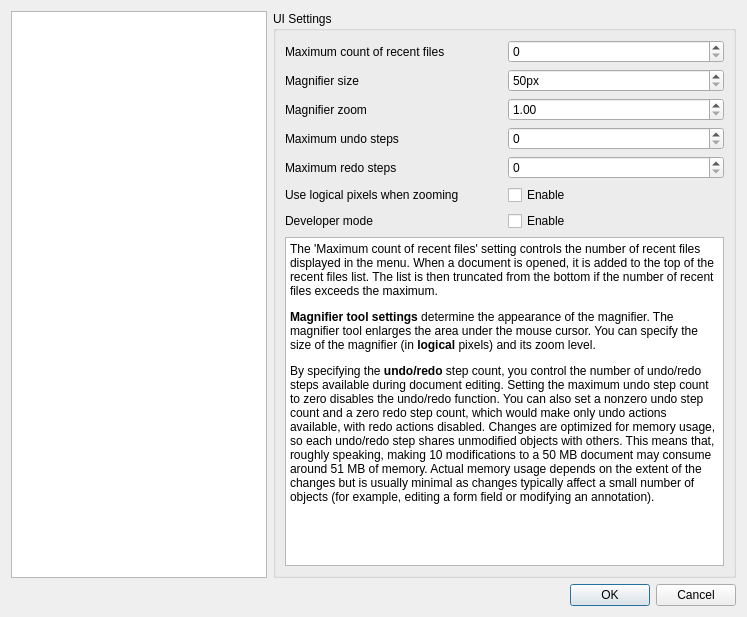
Qt form Pdf4QtLibGui/pdfviewersettingsdialog.ui (studio-berry/loop) before a commit.
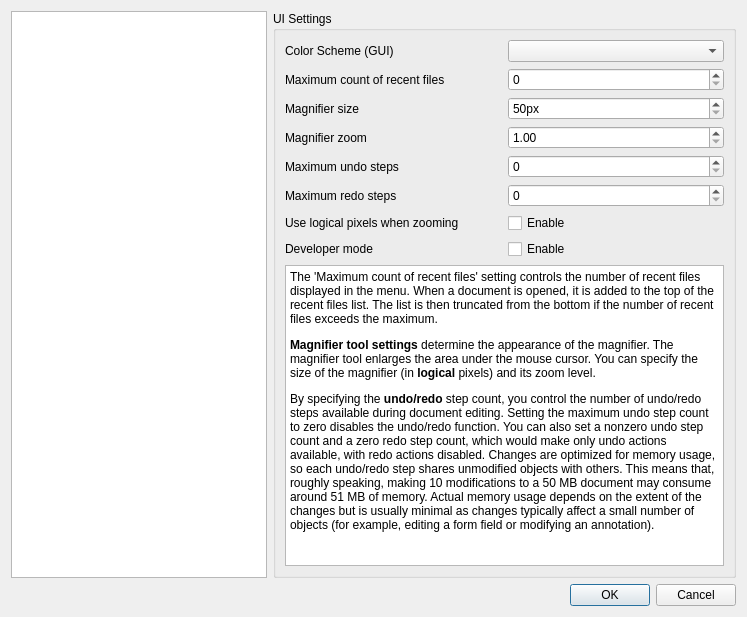
The same form after that commit. The open tabs and pages were chosen to show the change.

Commit message: Issue #257: Force light mode (or dark mode)

```diff
--- a/Pdf4QtLibGui/pdfviewersettingsdialog.ui
+++ b/Pdf4QtLibGui/pdfviewersettingsdialog.ui
@@ -928,76 +928,45 @@
            <layout class="QVBoxLayout" name="verticalLayout_4" stretch="0,1">
             <item>
              <layout class="QGridLayout" name="uiGroupBoxLayout">
-              <item row="0" column="0">
-               <widget class="QLabel" name="maximumRecentFileCountLabel">
-                <property name="text">
-                 <string>Maximum count of recent files</string>
-                </property>
-               </widget>
-              </item>
-              <item row="1" column="0">
-               <widget class="QLabel" name="magnifierSizeLabel">
-                <property name="text">
-                 <string>Magnifier size</string>
-                </property>
-               </widget>
-              </item>
-              <item row="0" column="1">
+              <item row="1" column="1">
                <widget class="QSpinBox" name="maximumRecentFileCountEdit"/>
               </item>
-              <item row="3" column="1">
-               <widget class="QSpinBox" name="maximumUndoStepsEdit">
-                <property name="maximum">
-                 <number>20</number>
-                </property>
-               </widget>
-              </item>
-              <item row="3" column="0">
-               <widget class="QLabel" name="maximumUndoStepsLabel">
+              <item row="7" column="1">
+               <widget class="QCheckBox" name="developerModeCheckBox">
                 <property name="text">
-                 <string>Maximum undo steps</string>
+                 <string>Enable</string>
                 </property>
                </widget>
               </item>
-              <item row="4" column="1">
-               <widget class="QSpinBox" name="maximumRedoStepsEdit">
-                <property name="maximum">
-                 <number>20</number>
-                </property>
-               </widget>
-              </item>
-              <item row="2" column="1">
-               <widget class="QDoubleSpinBox" name="magnifierZoomEdit">
-                <property name="minimum">
-                 <double>1.000000000000000</double>
-                </property>
-                <property name="maximum">
-                 <double>10.000000000000000</double>
-                </property>
-               </widget>
-              </item>
-              <item row="4" column="0">
+              <item row="5" column="0">
                <widget class="QLabel" name="maximumRedoStepsLabel">
                 <property name="text">
                  <string>Maximum redo steps</string>
                 </property>
                </widget>
               </item>
+              <item row="2" column="0">
+               <widget class="QLabel" name="magnifierSizeLabel">
+                <property name="text">
+                 <string>Magnifier size</string>
+                </property>
+               </widget>
+              </item>
+              <item row="6" column="0">
+               <widget class="QLabel" name="logicalPixelZoomLabel">
+                <property name="text">
+                 <string>Use logical pixels when zooming</string>
+                </property>
+               </widget>
+              </item>
               <item row="6" column="1">
-               <widget class="QCheckBox" name="developerModeCheckBox">
+               <widget class="QCheckBox" name="logicalPixelZoomCheckBox">
                 <property name="text">
                  <string>Enable</string>
                 </property>
                </widget>
               </item>
-              <item row="6" column="0">
-               <widget class="QLabel" name="developerModeLabel">
-                <property name="text">
-                 <string>Developer mode</string>
-                </property>
-               </widget>
-              </item>
-              <item row="1" column="1">
+              <item row="2" column="1">
                <widget class="QSpinBox" name="magnifierSizeEdit">
                 <property name="suffix">
                  <string>px</string>
@@ -1010,7 +979,31 @@
                 </property>
                </widget>
               </item>
-              <item row="2" column="0">
+              <item row="3" column="1">
+               <widget class="QDoubleSpinBox" name="magnifierZoomEdit">
+                <property name="minimum">
+                 <double>1.000000000000000</double>
+                </property>
+                <property name="maximum">
+                 <double>10.000000000000000</double>
+                </property>
+               </widget>
+              </item>
+              <item row="4" column="1">
+               <widget class="QSpinBox" name="maximumUndoStepsEdit">
+                <property name="maximum">
+                 <number>20</number>
+                </property>
+               </widget>
+              </item>
+              <item row="4" column="0">
+               <widget class="QLabel" name="maximumUndoStepsLabel">
+                <property name="text">
+                 <string>Maximum undo steps</string>
+                </property>
+               </widget>
+              </item>
+              <item row="3" column="0">
                <widget class="QLabel" name="magnifierZoomLabel">
                 <property name="text">
                  <string>Magnifier zoom</string>
@@ -1018,16 +1011,33 @@
                </widget>
               </item>
               <item row="5" column="1">
-               <widget class="QCheckBox" name="logicalPixelZoomCheckBox">
+               <widget class="QSpinBox" name="maximumRedoStepsEdit">
+                <property name="maximum">
+                 <number>20</number>
+                </property>
+               </widget>
+              </item>
+              <item row="1" column="0">
+               <widget class="QLabel" name="maximumRecentFileCountLabel">
                 <property name="text">
-                 <string>Enable</string>
+                 <string>Maximum count of recent files</string>
                 </property>
                </widget>
               </item>
-              <item row="5" column="0">
-               <widget class="QLabel" name="logicalPixelZoomLabel">
+              <item row="7" column="0">
+               <widget class="QLabel" name="developerModeLabel">
                 <property name="text">
-                 <string>Use logical pixels when zooming</string>
+                 <string>Developer mode</string>
+                </property>
+               </widget>
+              </item>
+              <item row="0" column="1">
+               <widget class="QComboBox" name="colorSchemeCombo"/>
+              </item>
+              <item row="0" column="0">
+               <widget class="QLabel" name="colorSchemeLabel">
+                <property name="text">
+                 <string>Color Scheme (GUI)</string>
                 </property>
                </widget>
               </item>
```
Left out of the diff: 36 changed lines with no effect on the pictures. The commit also changes 7 other files.
